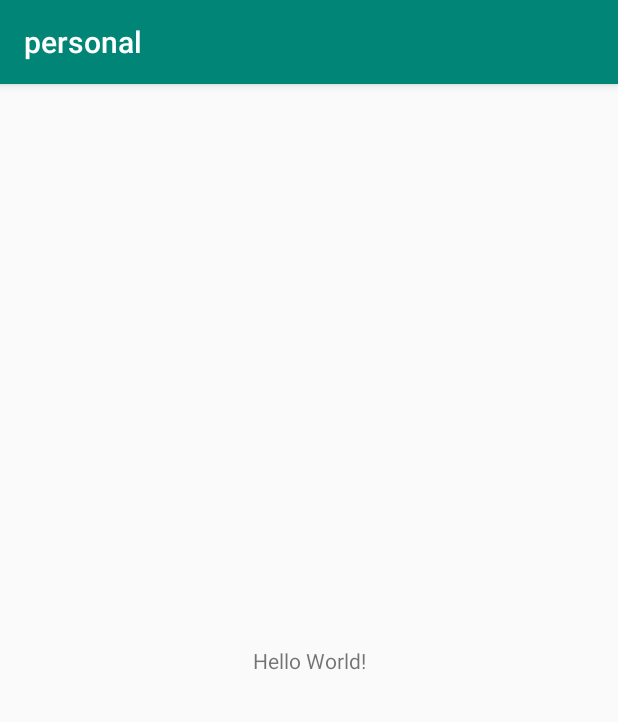
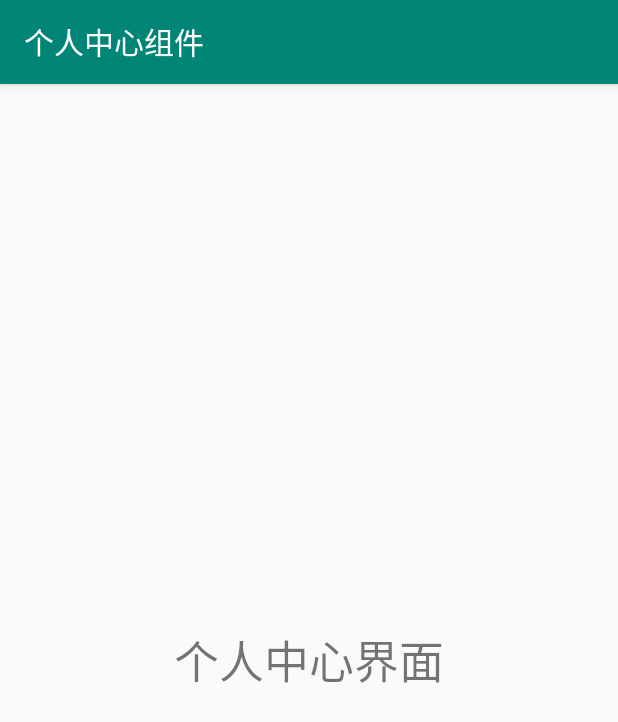
Before and after one commit to pingji2016/AndroidComponentView, an Android app: the screen it shows after launch (PersonalMainActivity), on a phone screen of 412 x 824 dp. Shown: the top 722 px of the screen. Run offline under Robolectric (Android 15) with nearby library versions, the phone set to English and light mode, and no system bars.

Commit message:
[android 组件化实战] oder,personal,common界面初始文字居中

```diff
--- a/app/build.gradle
+++ b/app/build.gradle
@@ -25,4 +25,10 @@ dependencies {
     testImplementation 'junit:junit:4.12'
     androidTestImplementation 'com.android.support.test:runner:1.0.2'
     androidTestImplementation 'com.android.support.test.espresso:espresso-core:3.0.2'
+
+    implementation project (':common')
+    if (isRelease){
+        implementation project(":order")
+        implementation project(":personal")
+    }
 }
--- a/app/src/main/java/com/example/wq/androidcomponentview/app_config.gradle
+++ /dev/null
@@ -1,4 +0,0 @@
-etc = {
-    isRealse = false
-
-}
--- a/build.gradle
+++ b/build.gradle
@@ -1,4 +1,6 @@
 // Top-level build file where you can add configuration options common to all sub-projects/modules.
+
+apply from :'app_config.gradle'
 
 buildscript {
 
--- a/common/build.gradle
+++ b/common/build.gradle
@@ -1,7 +1,7 @@
 apply plugin: 'com.android.library'
 
 android {
-    compileSdkVersion 28
+    compileSdkVersion app_android.compileSdkVersion
 
 
 
--- a/order/src/main/java/com/example/order/OrderMainActivity.java
+++ b/order/src/main/java/com/example/order/OrderMainActivity.java
@@ -2,6 +2,8 @@ package com.example.order;
 
 import android.support.v7.app.AppCompatActivity;
 import android.os.Bundle;
+
+import com.example.common.NetManagerUtils;
 
 public class OrderMainActivity extends AppCompatActivity {
 
--- a/order/src/main/res/values/strings.xml
+++ b/order/src/main/res/values/strings.xml
@@ -1,3 +1,3 @@
 <resources>
-    <string name="app_name">order</string>
+    <string name="app_name">订单组件</string>
 </resources>
--- a/personal/src/main/res/layout/personal_main_activity.xml
+++ b/personal/src/main/res/layout/personal_main_activity.xml
@@ -1,5 +1,7 @@
 <?xml version="1.0" encoding="utf-8"?>
-<android.support.constraint.ConstraintLayout xmlns:android="http://schemas.android.com/apk/res/android"
+<RelativeLayout
+
+    xmlns:android="http://schemas.android.com/apk/res/android"
     xmlns:app="http://schemas.android.com/apk/res-auto"
     xmlns:tools="http://schemas.android.com/tools"
     android:layout_width="match_parent"
@@ -7,12 +9,10 @@
     tools:context=".PersonalMainActivity">
 
     <TextView
+        android:layout_centerInParent="true"
         android:layout_width="wrap_content"
+        android:textSize="30sp"
         android:layout_height="wrap_content"
-        android:text="Hello World!"
-        app:layout_constraintBottom_toBottomOf="parent"
-        app:layout_constraintLeft_toLeftOf="parent"
-        app:layout_constraintRight_toRightOf="parent"
-        app:layout_constraintTop_toTopOf="parent" />
+        android:text="个人中心界面" />
 
-</android.support.constraint.ConstraintLayout>
+</RelativeLayout>
--- a/personal/src/main/res/values/strings.xml
+++ b/personal/src/main/res/values/strings.xml
@@ -1,3 +1,3 @@
 <resources>
-    <string name="app_name">personal</string>
+    <string name="app_name">个人中心组件</string>
 </resources>
```
Also changed, not shown: app_config.gradle (added, +8 -0 lines), common/src/main/java/com/example/common/NetManagerUtils.java (added, +7 -0 lines), order/build.gradle (+15 -3 lines), order/src/main/res/layout/order_main_activity.xml (+7 -7 lines), personal/build.gradle (+15 -3 lines).
